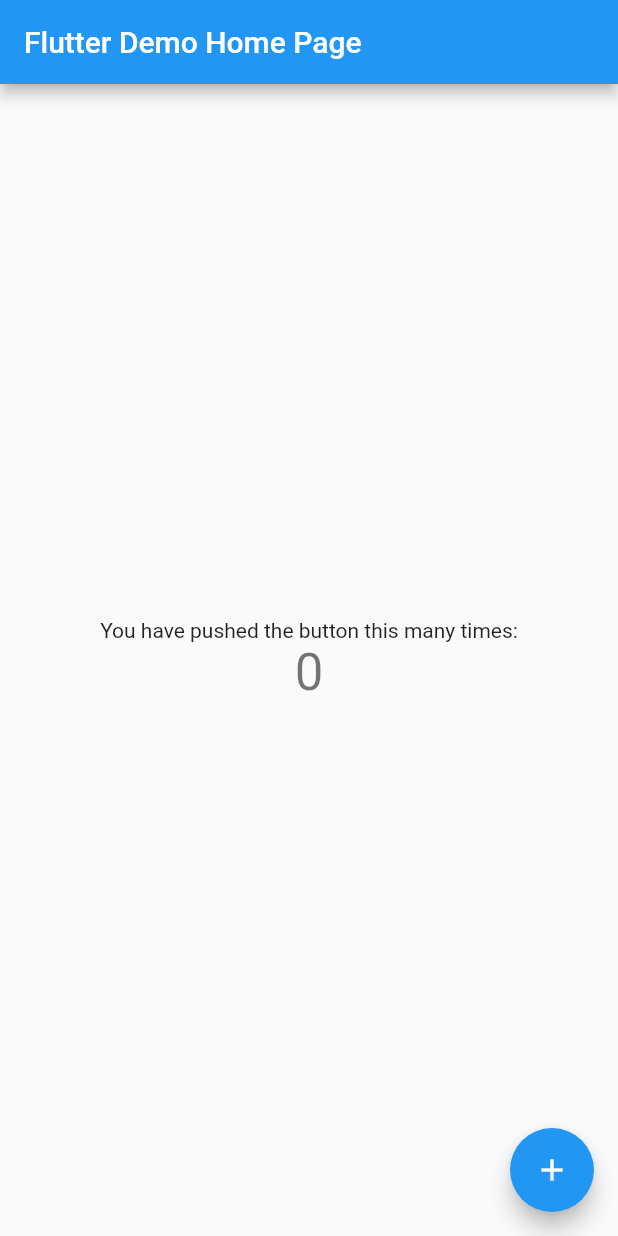
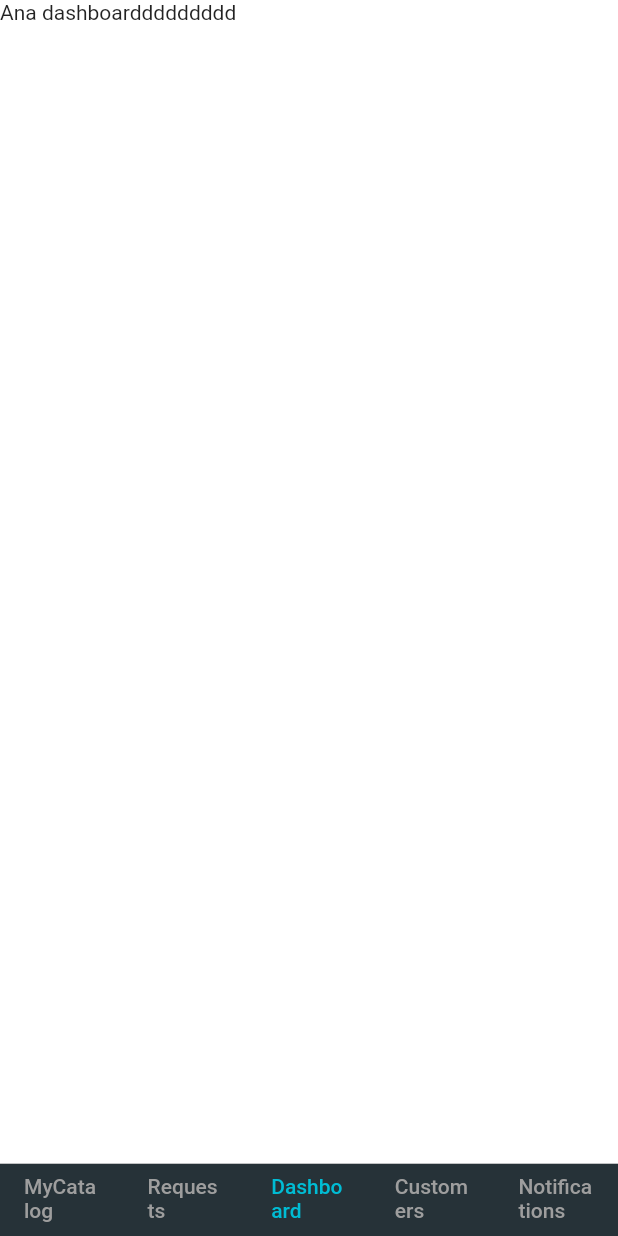
Before and after one commit to Mina-Nabil/revmob, a Flutter app: the screen it shows after launch, on a phone screen of 412 x 824 dp. Run offline on Flutter 3.47's test engine with Material 2 defaults, Android fonts, the phone set to English and light mode, and no system bars; our stand-ins replace flutter_svg.

Commit message:
Adding basic navigation

```diff
--- a/lib/main.dart
+++ b/lib/main.dart
@@ -1,4 +1,5 @@
 import 'package:flutter/material.dart';
+import 'package:revmo/screens/home/home_screen.dart';
 
 void main() {
   runApp(MyApp());
@@ -67,47 +68,6 @@
     // The Flutter framework has been optimized to make rerunning build methods
     // fast, so that you can just rebuild anything that needs updating rather
     // than having to individually change instances of widgets.
-    return Scaffold(
-      appBar: AppBar(
-        // Here we take the value from the MyHomePage object that was created by
-        // the App.build method, and use it to set our appbar title.
-        title: Text(widget.title),
-      ),
-      body: Center(
-        // Center is a layout widget. It takes a single child and positions it
-        // in the middle of the parent.
-        child: Column(
-          // Column is also a layout widget. It takes a list of children and
-          // arranges them vertically. By default, it sizes itself to fit its
-          // children horizontally, and tries to be as tall as its parent.
-          //
-          // Invoke "debug painting" (press "p" in the console, choose the
-          // "Toggle Debug Paint" action from the Flutter Inspector in Android
-          // Studio, or the "Toggle Debug Paint" command in Visual Studio Code)
-          // to see the wireframe for each widget.
-          //
-          // Column has various properties to control how it sizes itself and
-          // how it positions its children. Here we use mainAxisAlignment to
-          // center the children vertically; the main axis here is the vertical
-          // axis because Columns are vertical (the cross axis would be
-          // horizontal).
-          mainAxisAlignment: MainAxisAlignment.center,
-          children: <Widget>[
-            Text(
-              'You have pushed the button this many times:',
-            ),
-            Text(
-              '$_counter',
-              style: Theme.of(context).textTheme.headline4,
-            ),
-          ],
-        ),
-      ),
-      floatingActionButton: FloatingActionButton(
-        onPressed: _incrementCounter,
-        tooltip: 'Increment',
-        child: Icon(Icons.add),
-      ), // This trailing comma makes auto-formatting nicer for build methods.
-    );
+    return HomeScreen();
   }
 }
--- /dev/null
+++ b/lib/screens/home/catalog_tab.dart
@@ -0,0 +1,12 @@
+import 'package:flutter/material.dart';
+
+class CatalogTab extends StatelessWidget {
+  static const String screenName = "catalogTab";
+
+  @override
+  Widget build(BuildContext context) {
+    return Container(
+      child: Text("Ana catalog"),
+    );
+  }
+}
--- /dev/null
+++ b/lib/screens/home/customers_tab.dart
@@ -0,0 +1,12 @@
+import 'package:flutter/material.dart';
+
+class CustomersTab extends StatelessWidget {
+  static const String screenName = "customerTab" ;
+
+  @override
+  Widget build(BuildContext context) {
+    return Container(
+      child: Text("Ana customers"),
+    );
+  }
+}
--- /dev/null
+++ b/lib/screens/home/dashboard_tab.dart
@@ -0,0 +1,14 @@
+import 'package:flutter/material.dart';
+
+class DashboardTab extends StatelessWidget {
+  static const String screenName = "DashboardTab";
+
+  const DashboardTab({ Key? key }) : super(key: key);
+
+  @override
+  Widget build(BuildContext context) {
+    return Container(
+      child: Text("Ana dashboarddddddddd"),
+    );
+  }
+}
--- /dev/null
+++ b/lib/screens/home/home_screen.dart
@@ -0,0 +1,130 @@
+import 'package:flutter/material.dart';
+import 'package:revmo/screens/home/catalog_tab.dart';
+import 'package:revmo/screens/home/customers_tab.dart';
+import 'package:revmo/screens/home/dashboard_tab.dart';
+import 'package:revmo/screens/home/notifications_tab.dart';
+import 'package:revmo/screens/home/requests_tab.dart';
+
+import 'package:flutter_svg/svg.dart';
+import 'package:revmo/screens/home/single_nav_tab.dart';
+import 'package:revmo/screens/home/tabs_nav.dart';
+import 'package:revmo/shared/colors.dart';
+import 'package:revmo/shared/paths.dart';
+
+class HomeScreen extends StatefulWidget {
+  const HomeScreen({Key? key}) : super(key: key);
+
+  @override
+  _HomeScreenState createState() => _HomeScreenState();
+}
+
+int _selectedIndex = 2;
+
+class _HomeScreenState extends State<HomeScreen> with SingleTickerProviderStateMixin  {
+  //screen dimensions
+  static const double navBarTopMargin = 2.0;
+  static const double navBarIconSize = 20.0;
+  static const double navBarHighlightCircleRadius = 5.0;
+
+  late String _currentPage = DashboardTab.screenName;
+  final List<String> pageKeys = [
+    CatalogTab.screenName,
+    RequestsTab.screenName,
+    DashboardTab.screenName,
+    CustomersTab.screenName,
+    NotificationsTab.screenName
+  ];
+  final Map<String, GlobalKey<NavigatorState>> _navigatorKeys = {
+    CatalogTab.screenName: new GlobalKey<NavigatorState>(),
+    RequestsTab.screenName: new GlobalKey<NavigatorState>(),
+    DashboardTab.screenName: new GlobalKey<NavigatorState>(),
+    CustomersTab.screenName: new GlobalKey<NavigatorState>(),
+    NotificationsTab.screenName: new GlobalKey<NavigatorState>(),
+  };
+
+  late final TabController _tabController;
+ @override
+  void initState() {
+    super.initState();
+    _tabController = TabController(length: pageKeys.length, vsync: this, initialIndex: 0);
+  }
+
+  @override
+  Widget build(BuildContext context) {
+    return SafeArea(
+        top: false,
+        child: GestureDetector(
+            onTap: () => FocusManager.instance.primaryFocus?.unfocus(),
+            child: WillPopScope(
+                onWillPop: () async {
+                  final isFirstRouteInCurrentTab = !await _navigatorKeys[_currentPage]!.currentState!.maybePop();
+                  if (isFirstRouteInCurrentTab) {
+                    if (_currentPage != DashboardTab.screenName) {
+                      _selectTab(2);
+                      return false;
+                    }
+                  }
+                  // let system handle back button if we're on the first route
+                  return isFirstRouteInCurrentTab;
+                },
+                child: Scaffold(
+                  backgroundColor: Colors.white,
+                  body: Stack(
+                    children: [
+                      OffStageTab((_selectedIndex == 0), CatalogTab.screenName, _navigatorKeys[CatalogTab.screenName]),
+                      OffStageTab((_selectedIndex == 1), RequestsTab.screenName, _navigatorKeys[RequestsTab.screenName]),
+                      OffStageTab((_selectedIndex == 2), DashboardTab.screenName, _navigatorKeys[DashboardTab.screenName]),
+                      OffStageTab((_selectedIndex == 3), CustomersTab.screenName, _navigatorKeys[CustomersTab.screenName]),
+                      OffStageTab((_selectedIndex == 4), NotificationsTab.screenName, _navigatorKeys[NotificationsTab.screenName]),
+                    ],
+                  ),
+                  bottomNavigationBar: Container(
+                    decoration: BoxDecoration(
+                        color: RevmoColors.navbarColorBG,
+                        border: Border(top: BorderSide(width: 0.25, color: RevmoColors.navbarBorder))),
+                    child: TabBar(
+                      indicatorColor: Colors.transparent,
+                      controller: _tabController,
+                      onTap: _selectTab,
+                      tabs: [
+                        SingleNavigationTabContainer("aa", "MyCatalog", _selectedIndex == 0),
+                        SingleNavigationTabContainer("aa", "Requests", _selectedIndex == 1),
+                        SingleNavigationTabContainer("aa", "Dashboard", _selectedIndex == 2),
+                        SingleNavigationTabContainer("aa", "Customers", _selectedIndex == 3),
+                        SingleNavigationTabContainer("aa", "Notifications", _selectedIndex == 4),
+                      ],
+                    ),
+                  ),
+                ))));
+  }
+
+  void _selectTab(int index) {
+    String tabItem = pageKeys[index];
+    if (tabItem == _currentPage) {
+      _navigatorKeys[tabItem]!.currentState!.popUntil((route) => route.isFirst);
+    } else {
+      setState(() {
+        _currentPage = pageKeys[index];
+        _selectedIndex = index;
+      });
+    }
+  }
+}
+
+class OffStageTab extends StatelessWidget {
+  late final bool isOn;
+  late final String tabItem;
+  late final GlobalKey<NavigatorState>? navState;
+
+  OffStageTab(this.isOn, this.tabItem, this.navState);
+
+  Widget build(BuildContext context) {
+    return Offstage(
+      offstage: !isOn,
+      child: TabsNavigator(
+        navigatorKey: navState ?? GlobalKey<NavigatorState>(),
+        tabItem: tabItem,
+      ),
+    );
+  }
+}
--- /dev/null
+++ b/lib/screens/home/notifications_tab.dart
@@ -0,0 +1,11 @@
+import 'package:flutter/material.dart';
+
+class NotificationsTab extends StatelessWidget {
+static const screenName = "notificationsTab";
+  @override
+  Widget build(BuildContext context) {
+    return Container(
+      child: Text("Ana notifications"),
+    );
+  }
+}
--- /dev/null
+++ b/lib/screens/home/requests_tab.dart
@@ -0,0 +1,11 @@
+import 'package:flutter/material.dart';
+
+class RequestsTab extends StatelessWidget {
+static const screenName = "requestsTab";
+  @override
+  Widget build(BuildContext context) {
+    return Container(
+      child: Text("                                       Ana requests"),
+    );
+  }
+}
--- /dev/null
+++ b/lib/screens/home/single_nav_tab.dart
@@ -0,0 +1,35 @@
+import 'package:flutter/material.dart';
+import 'package:revmo/shared/colors.dart';
+
+class SingleNavigationTabContainer extends StatelessWidget {
+  final String iconPath;
+  final String tabText;
+  final bool isSelected;
+
+  const SingleNavigationTabContainer(this.iconPath, this.tabText, this.isSelected);
+
+  @override
+  Widget build(BuildContext context) {
+    return Tab(
+        child: Column(
+      mainAxisAlignment: MainAxisAlignment.spaceEvenly,
+      children: [
+        // Container(
+        //     margin: EdgeInsets.only(top: navBarTopMargin),
+        //     child: SvgPicture.asset(
+        //       Paths.notificationPageNavBarIcon,
+        //       color: _selectedIndex == 1 ? RevmoColors.navbarColorSelectedIcon : RevmoColors.unSelectedTab,
+        //       width: navBarIconSize,
+        //     )),
+        Container(
+          child: Text(
+            tabText,
+            style: TextStyle(
+              color: isSelected ? RevmoColors.navbarColorSelectedIcon : RevmoColors.unSelectedTab,
+            ),
+          ),
+        )
+      ],
+    ));
+  }
+}
--- /dev/null
+++ b/lib/screens/home/tabs_nav.dart
@@ -0,0 +1,35 @@
+import 'package:flutter/material.dart';
+import 'package:revmo/screens/home/catalog_tab.dart';
+import 'package:revmo/screens/home/customers_tab.dart';
+import 'package:revmo/screens/home/dashboard_tab.dart';
+import 'package:revmo/screens/home/notifications_tab.dart';
+import 'package:revmo/screens/home/requests_tab.dart';
+
+
+class TabsNavigator extends StatelessWidget {
+  TabsNavigator({required this.navigatorKey, required this.tabItem});
+  final GlobalKey<NavigatorState> navigatorKey;
+  final String tabItem;
+
+  @override
+  Widget build(BuildContext context) {
+    late Widget child;
+
+    if (tabItem == CatalogTab.screenName)
+      child = SafeArea(child: CatalogTab());
+    else if (tabItem == RequestsTab.screenName)
+      child = SafeArea(child: RequestsTab());
+    else if (tabItem == DashboardTab.screenName)
+      child = SafeArea(child: DashboardTab());
+    else if (tabItem == CustomersTab.screenName)
+      child = SafeArea(child: CustomersTab());
+    else if (tabItem == NotificationsTab.screenName) child = SafeArea(child: NotificationsTab());
+
+    return Navigator(
+      key: navigatorKey,
+      onGenerateRoute: (routeSettings) {
+        return MaterialPageRoute(builder: (context) => child);
+      },
+    );
+  }
+}
--- /dev/null
+++ b/lib/shared/colors.dart
@@ -0,0 +1,15 @@
+import 'package:flutter/material.dart';
+
+///
+///Revmo Colors
+///
+///Class used for App Colors
+///
+
+class RevmoColors {
+    static final Color navbarColorBG = Colors.blueGrey.shade900;
+    static final Color navbarColorSelectedIcon = Colors.cyan;
+    static final Color unSelectedTab = Colors.grey;
+    static final Color navbarBorder = Colors.grey;
+
+}
--- /dev/null
+++ b/lib/shared/paths.dart
@@ -0,0 +1,3 @@
+class Paths {
+
+}
--- /dev/null
+++ b/lib/shared/theme.dart
@@ -0,0 +1,10 @@
+import 'package:flutter/material.dart';
+
+///
+///Revmo Theme Class
+///
+///Class containing Text Styles used for Revmo
+///
+
+class RevmoTheme {
+}
--- a/pubspec.yaml
+++ b/pubspec.yaml
@@ -28,6 +28,8 @@
   # The following adds the Cupertino Icons font to your application.
   # Use with the CupertinoIcons class for iOS style icons.
   cupertino_icons: ^1.0.2
+
+  flutter_svg: ^0.21.0
 
 dev_dependencies:
   flutter_test:
```
Also changed, not shown: lib/screens/home/nav_bar.dart (added), lib/shared/server.dart (added), pubspec.lock.
